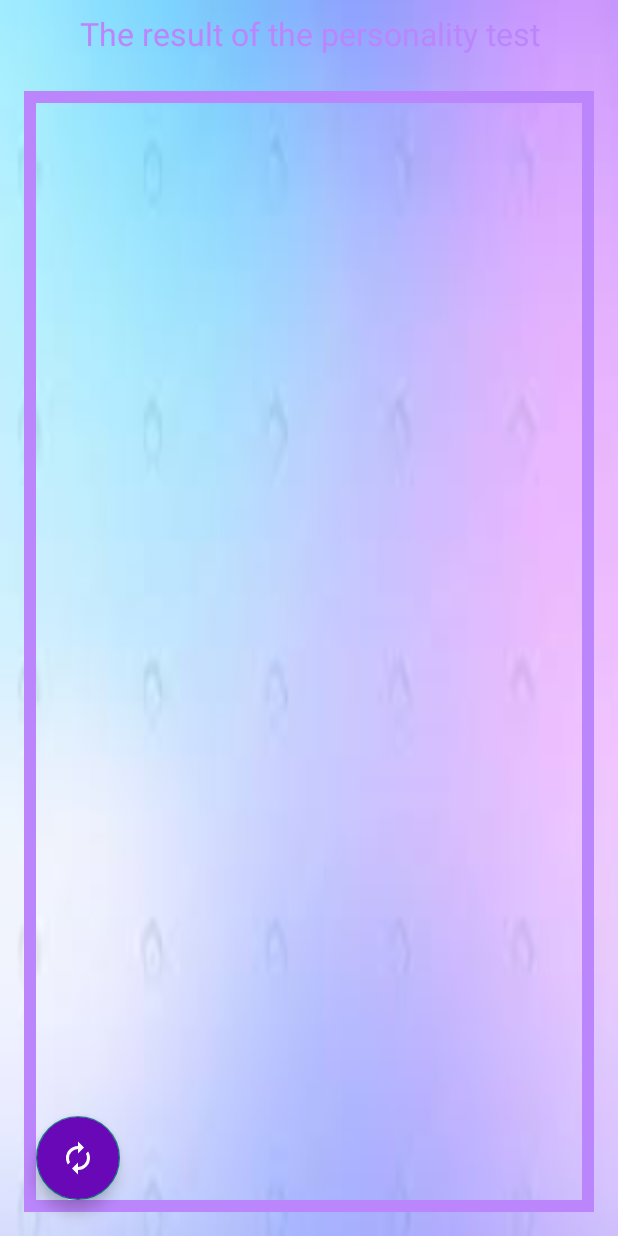
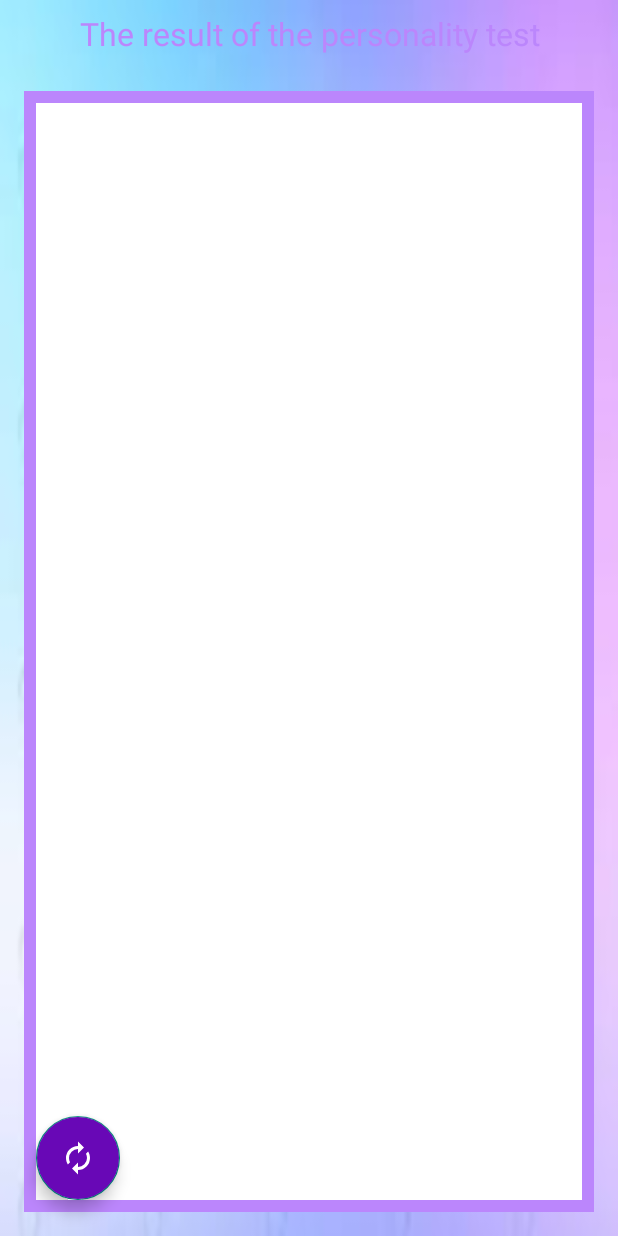
Before and after one commit to NARI1108/character_recognition, an Android app: the result_Activity screen opened directly, with no data from a screen before it, on a phone screen of 412 x 824 dp. Run offline under Robolectric (Android 15) with nearby library versions, the phone set to English and light mode, and no system bars.

Commit message:
This piece of code actually works like this, when we click on a button, the color of the button changes.

```diff
--- a/app/src/main/res/drawable/buttonstyle_1.xml
+++ b/app/src/main/res/drawable/buttonstyle_1.xml
@@ -1,5 +1,14 @@
 <?xml version="1.0" encoding="utf-8"?>
-<shape xmlns:android="http://schemas.android.com/apk/res/android"
-    android:shape="rectangle">
-    <stroke android:width="8dp" android:color="@color/purple_200"/>
-</shape>
+<selector xmlns:android="http://schemas.android.com/apk/res/android">
+         <item android:state_pressed="false">
+             <shape android:shape="rectangle">
+                 <solid android:color="@color/white"/>
+                 <stroke android:color="@color/purple_200" android:width="8dp"/>
+             </shape>
+         </item>
+         <item android:state_pressed="true">
+             <shape android:shape="rectangle">
+                 <solid android:color="@color/purple_200"/>
+             </shape>
+         </item>
+</selector>
```
